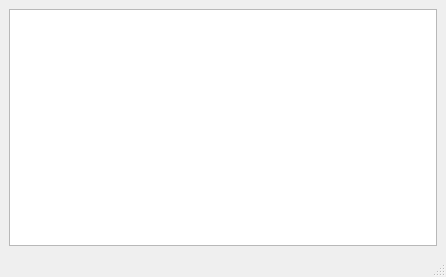
The window that mdiform.ui (student-proger/LinuxRemoteMaster) describes before a commit, drawn with Qt 5.
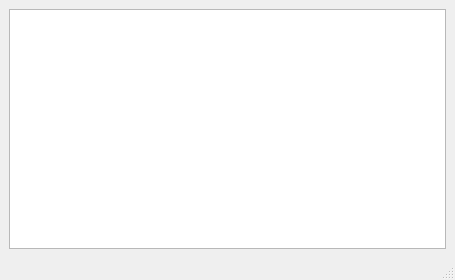
The same window after the commit.

```diff
--- a/mdiform.ui
+++ b/mdiform.ui
@@ -6,8 +6,8 @@
    <rect>
     <x>0</x>
     <y>0</y>
-    <width>446</width>
-    <height>277</height>
+    <width>455</width>
+    <height>280</height>
    </rect>
   </property>
   <property name="windowTitle">
@@ -16,7 +16,14 @@
   <widget class="QWidget" name="centralwidget">
    <layout class="QVBoxLayout" name="verticalLayout">
     <item>
-     <widget class="QListWidget" name="listWidget"/>
+     <widget class="QListWidget" name="listWidget">
+      <property name="font">
+       <font>
+        <family>Consolas</family>
+        <pointsize>10</pointsize>
+       </font>
+      </property>
+     </widget>
     </item>
    </layout>
   </widget>
```
Left out of the diff: 2 changed lines with no effect on the pictures.
